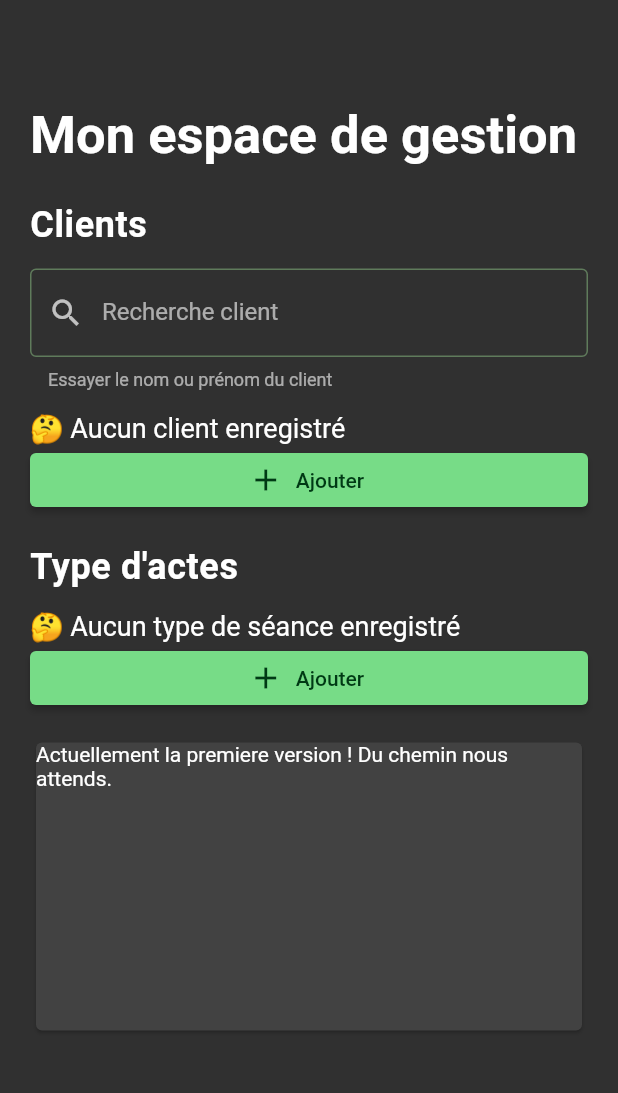
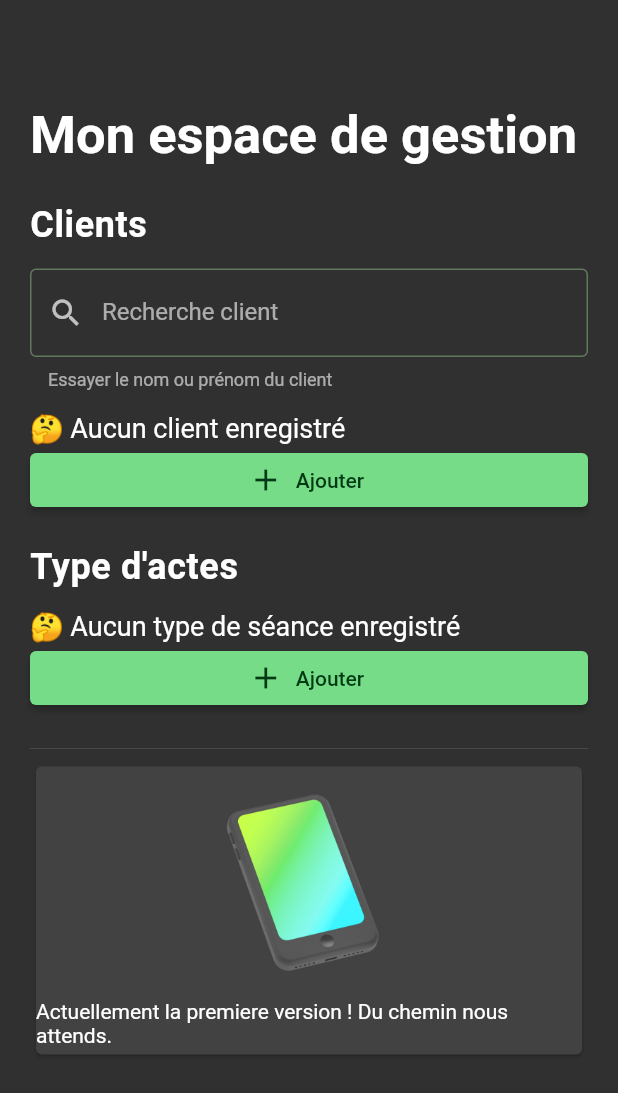
Before and after one commit to avariable2/bordero, a Flutter app: the MonAccueil screen opened directly, on a phone screen of 412 x 824 dp. Shown: the top 1093 px of the screen. Run offline on Flutter 3.47's test engine with Material 2 defaults, Android fonts, the phone set to English and light mode, and no system bars; our stand-ins replace email_validator, firebase_auth, firebase_core, google_fonts, open_file, pdf and 5 more; missing offline and left inert: onboarding, pdf_viewer_plugin; accounts and stored records are empty.

Commit message:
feat: Ajout d'une image pour accompagné le texte du l'accueil

```diff
--- a/lib/page/page_accueil.dart
+++ b/lib/page/page_accueil.dart
@@ -150,12 +150,24 @@ class _MonAccueilState extends State<MonAccueil> {
         const SizedBox(
           height: 15,
         ),
-        const SizedBox(
+        const Divider(),
+        SizedBox(
             height: 200,
             child: Card(
               borderOnForeground: true,
-              child: Text(
-                  "Actuellement la premiere version ! Du chemin nous attends."),
+              child: Column(
+                mainAxisAlignment: MainAxisAlignment.center,
+                children: const [
+                  Image(
+                    height: 150,
+                    image: AssetImage('assets/images/iPhone.png'),
+                  ),
+                  Center(
+                    child: Text(
+                        "Actuellement la premiere version ! Du chemin nous attends."),
+                  ),
+                ],
+              ),
             ))
       ],
     );
--- a/pubspec.yaml
+++ b/pubspec.yaml
@@ -87,6 +87,7 @@ flutter:
 
   assets:
     - assets/images/
+    - assets/images/iPhone.png
   # To add assets to your application, add an assets section, like this:
   # assets:
   #   - images/a_dot_burr.jpeg
```
Also changed, not shown: assets/images/iPhone.png (added).
